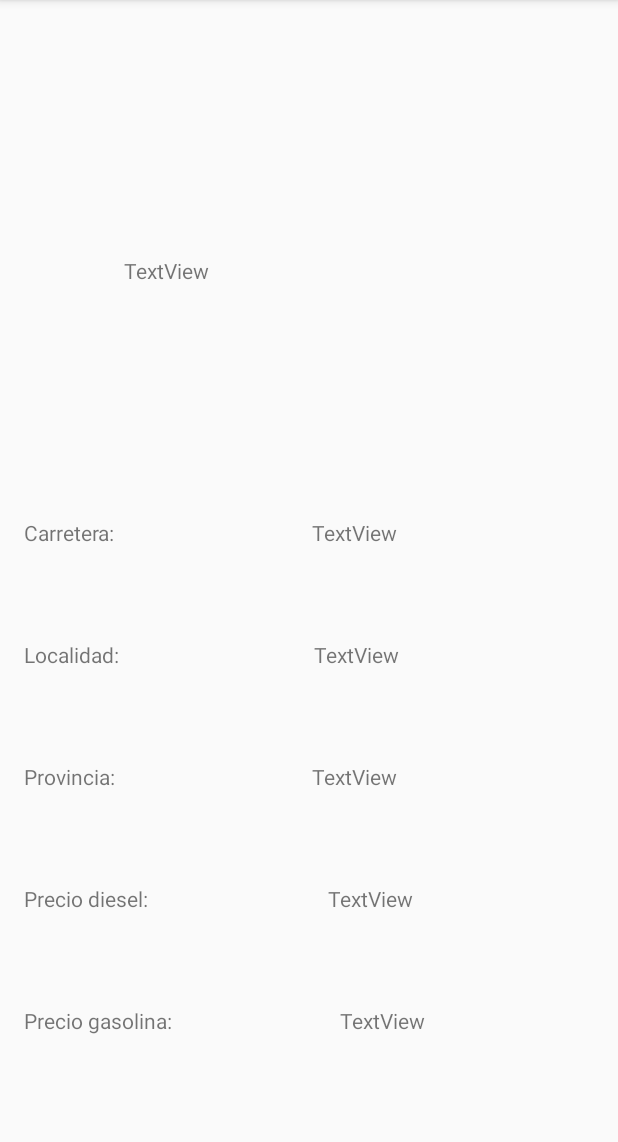
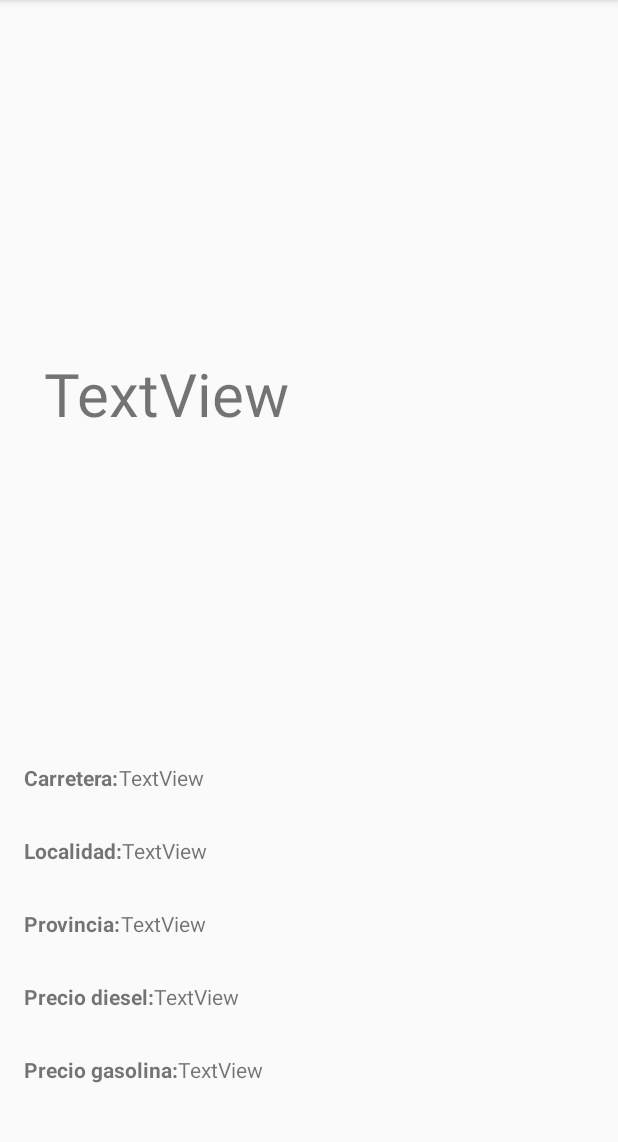
Before and after one commit to isunican/AppGasolinerasGrupo4, an Android app: the DetailActivity screen opened directly, with no data from a screen before it, on a phone screen of 412 x 824 dp, the part 84-1226 px from its top. Run offline under Robolectric (Android 15) with nearby library versions, the phone set to English and light mode, and no system bars; network calls fail; 9 statements that could not run were skipped.

Commit message:
Primera implementación de información avanzada de empresas funcional.

```diff
--- a/AndroidProject/app/src/main/java/com/isunican/proyectobase/Views/DetailActivity.java
+++ b/AndroidProject/app/src/main/java/com/isunican/proyectobase/Views/DetailActivity.java
@@ -65,8 +65,9 @@ public class DetailActivity extends AppCompatActivity {
         textNombreCarretera.setText(gasolinera.getDireccion());
         textNombreProvincia.setText(gasolinera.getProvincia());
         textNombreLocalidad.setText(gasolinera.getLocalidad());
-        textPrecioDiesel.setText(gasolinera.getGasoleoA().toString());
-        textPrecioGasolina.setText(gasolinera.getGasolina95().toString());
+
+        textPrecioDiesel.setText(String.valueOf(gasolinera.getGasoleoA()));
+        textPrecioGasolina.setText(String.valueOf(gasolinera.getGasolina95()));
 
        //textView.setText(gasolinera.toString());
         imagenEmpresa = findViewById(R.id.idFotoEmpresa);
--- a/AndroidProject/app/src/main/res/layout/activity_detail.xml
+++ b/AndroidProject/app/src/main/res/layout/activity_detail.xml
@@ -19,9 +19,9 @@
         <LinearLayout
             android:layout_width="match_parent"
             android:layout_height="wrap_content"
-            android:layout_weight="1"
-            android:orientation="horizontal"
-            android:baselineAligned="false">
+            android:layout_weight="3"
+            android:baselineAligned="false"
+            android:orientation="horizontal">
 
             <LinearLayout
                 android:layout_width="match_parent"
@@ -35,7 +35,8 @@
                     android:layout_height="match_parent"
                     android:layout_weight="1"
                     android:gravity="center"
-                    android:text="TextView" />
+                    android:text="TextView"
+                    android:textSize="40sp" />
             </LinearLayout>
 
             <LinearLayout
@@ -70,14 +71,13 @@
                     android:id="@+id/textView4"
                     android:layout_width="wrap_content"
                     android:layout_height="wrap_content"
-                    android:layout_weight="1"
-                    android:text="@string/indicadorCarretera" />
+                    android:text="@string/indicadorCarretera"
+                    android:textStyle="bold" />
 
                 <TextView
                     android:id="@+id/idCarretera"
                     android:layout_width="wrap_content"
                     android:layout_height="wrap_content"
-                    android:layout_weight="1"
                     android:text="TextView" />
             </LinearLayout>
 
@@ -91,14 +91,13 @@
                     android:id="@+id/textView6"
                     android:layout_width="wrap_content"
                     android:layout_height="wrap_content"
-                    android:layout_weight="1"
-                    android:text="@string/indicadorLocalidad" />
+                    android:text="@string/indicadorLocalidad"
+                    android:textStyle="bold" />
 
                 <TextView
                     android:id="@+id/idLocalidad"
                     android:layout_width="wrap_content"
                     android:layout_height="wrap_content"
-                    android:layout_weight="1"
                     android:text="TextView" />
             </LinearLayout>
 
@@ -112,14 +111,13 @@
                     android:id="@+id/textView2"
                     android:layout_width="wrap_content"
                     android:layout_height="wrap_content"
-                    android:layout_weight="1"
-                    android:text="@string/indicadorProvincia" />
+                    android:text="@string/indicadorProvincia"
+                    android:textStyle="bold" />
 
                 <TextView
                     android:id="@+id/idProvincia"
                     android:layout_width="wrap_content"
                     android:layout_height="wrap_content"
-                    android:layout_weight="1"
                     android:text="TextView" />
             </LinearLayout>
 
@@ -133,14 +131,13 @@
                     android:id="@+id/textView8"
                     android:layout_width="wrap_content"
                     android:layout_height="wrap_content"
-                    android:layout_weight="1"
-                    android:text="@string/indicadorPrecioDiesel" />
+                    android:text="@string/indicadorPrecioDiesel"
+                    android:textStyle="bold" />
 
                 <TextView
                     android:id="@+id/idDiesel"
                     android:layout_width="wrap_content"
                     android:layout_height="wrap_content"
-                    android:layout_weight="1"
                     android:text="TextView" />
             </LinearLayout>
 
@@ -154,14 +151,13 @@
                     android:id="@+id/textView10"
                     android:layout_width="wrap_content"
                     android:layout_height="wrap_content"
-                    android:layout_weight="1"
-                    android:text="@string/indicadorPrecioGasolina" />
+                    android:text="@string/indicadorPrecioGasolina"
+                    android:textStyle="bold" />
 
                 <TextView
                     android:id="@+id/idGasolina"
                     android:layout_width="wrap_content"
                     android:layout_height="wrap_content"
-                    android:layout_weight="1"
                     android:text="TextView" />
 
             </LinearLayout>
```
